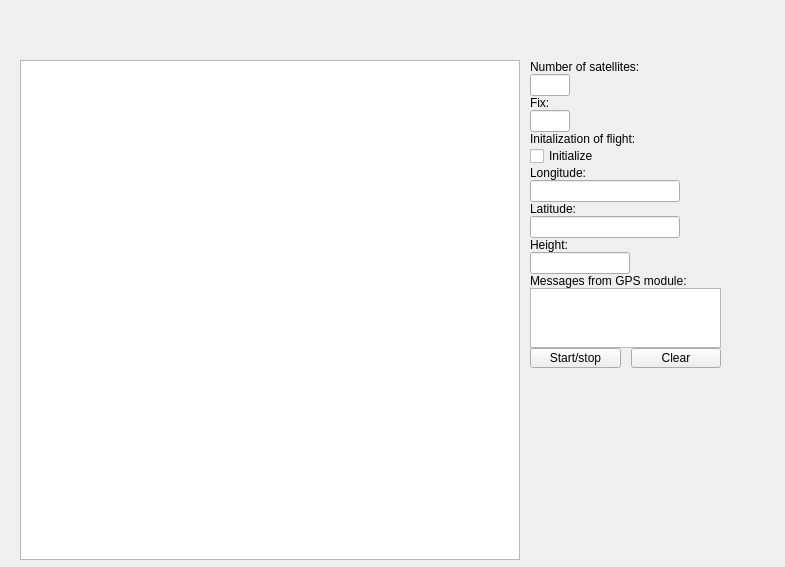
The window that src/cfclient/ui/tabs/gpsTab.ui (Mitteau/crazyflie-clients-python) describes before a commit, drawn with Qt 5.
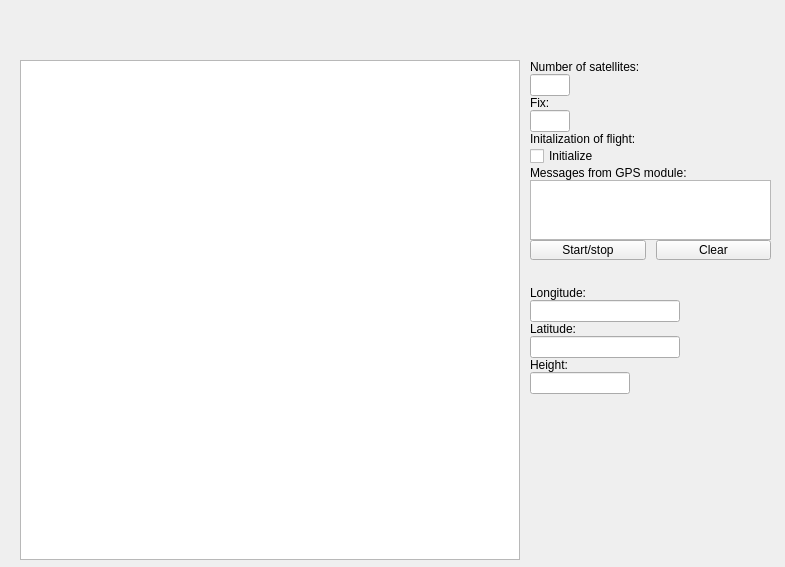
The same window after the commit.

Commit message:
Réception des messages de la console sur l'onglet GPS
 Sur la branche etape5
 Modifications qui seront validées :
	modifié :         src/cfclient/gui.py
	modifié :         src/cfclient/ui/main.ui
	modifié :         src/cfclient/ui/tabs/FlightTab.py
	modifié :         src/cfclient/ui/tabs/GpsTab.py
	modifié :         src/cfclient/ui/tabs/gpsTab.ui

Patch:
```diff
--- a/src/cfclient/ui/tabs/gpsTab.ui
+++ b/src/cfclient/ui/tabs/gpsTab.ui
@@ -40,7 +40,7 @@
     <rect>
      <x>530</x>
      <y>60</y>
-     <width>191</width>
+     <width>241</width>
      <height>491</height>
     </rect>
    </property>
@@ -120,8 +120,92 @@
       </property>
      </widget>
     </item>
+    <item>
+     <widget class="QLabel" name="label">
+      <property name="maximumSize">
+       <size>
+        <width>200</width>
+        <height>40</height>
+       </size>
+      </property>
+      <property name="text">
+       <string>Messages from GPS module: </string>
+      </property>
+      <property name="alignment">
+       <set>Qt::AlignLeading|Qt::AlignLeft|Qt::AlignTop</set>
+      </property>
+     </widget>
+    </item>
+    <item>
+     <widget class="QTextEdit" name="messages">
+      <property name="maximumSize">
+       <size>
+        <width>400</width>
+        <height>60</height>
+       </size>
+      </property>
+     </widget>
+    </item>
+    <item>
+     <layout class="QHBoxLayout" name="horizontalLayout_3">
+      <property name="spacing">
+       <number>0</number>
+      </property>
+      <property name="sizeConstraint">
+       <enum>QLayout::SetMinimumSize</enum>
+      </property>
+      <item>
+       <widget class="QPushButton" name="stop_messages">
+        <property name="maximumSize">
+         <size>
+          <width>16777215</width>
+          <height>20</height>
+         </size>
+        </property>
+        <property name="text">
+         <string>Start/stop</string>
+        </property>
+       </widget>
+      </item>
+      <item>
+       <spacer name="horizontalSpacer_2">
+        <property name="orientation">
+         <enum>Qt::Horizontal</enum>
+        </property>
+        <property name="sizeType">
+         <enum>QSizePolicy::Fixed</enum>
+        </property>
+        <property name="sizeHint" stdset="0">
+         <size>
+          <width>10</width>
+          <height>0</height>
+         </size>
+        </property>
+       </spacer>
+      </item>
+      <item>
+       <widget class="QPushButton" name="clear_messages">
+        <property name="maximumSize">
+         <size>
+          <width>16777215</width>
+          <height>20</height>
+         </size>
+        </property>
+        <property name="text">
+         <string>Clear</string>
+        </property>
+       </widget>
+      </item>
+     </layout>
+    </item>
     <item>
      <widget class="QLabel" name="label_5">
+      <property name="minimumSize">
+       <size>
+        <width>0</width>
+        <height>40</height>
+       </size>
+      </property>
       <property name="maximumSize">
        <size>
         <width>150</width>
@@ -132,7 +216,7 @@
        <string>Longitude: </string>
       </property>
       <property name="alignment">
-       <set>Qt::AlignLeading|Qt::AlignLeft|Qt::AlignVCenter</set>
+       <set>Qt::AlignBottom|Qt::AlignLeading|Qt::AlignLeft</set>
       </property>
      </widget>
     </item>
@@ -210,89 +294,11 @@
       </property>
      </widget>
     </item>
-    <item>
-     <widget class="QLabel" name="label">
-      <property name="maximumSize">
-       <size>
-        <width>200</width>
-        <height>40</height>
-       </size>
-      </property>
-      <property name="text">
-       <string>Messages from GPS module: </string>
-      </property>
-      <property name="alignment">
-       <set>Qt::AlignLeading|Qt::AlignLeft|Qt::AlignTop</set>
-      </property>
-     </widget>
-    </item>
-    <item>
-     <widget class="QTextEdit" name="messages">
-      <property name="maximumSize">
-       <size>
-        <width>400</width>
-        <height>60</height>
-       </size>
-      </property>
-     </widget>
-    </item>
     <item>
      <layout class="QVBoxLayout" name="verticalLayout_2">
       <property name="spacing">
        <number>0</number>
       </property>
-      <item>
-       <layout class="QHBoxLayout" name="horizontalLayout_3">
-        <property name="spacing">
-         <number>0</number>
-        </property>
-        <property name="sizeConstraint">
-         <enum>QLayout::SetMinimumSize</enum>
-        </property>
-        <item>
-         <widget class="QPushButton" name="stop_messages">
-          <property name="maximumSize">
-           <size>
-            <width>16777215</width>
-            <height>20</height>
-           </size>
-          </property>
-          <property name="text">
-           <string>Start/stop</string>
-          </property>
-         </widget>
-        </item>
-        <item>
-         <spacer name="horizontalSpacer_2">
-          <property name="orientation">
-           <enum>Qt::Horizontal</enum>
-          </property>
-          <property name="sizeType">
-           <enum>QSizePolicy::Fixed</enum>
-          </property>
-          <property name="sizeHint" stdset="0">
-           <size>
-            <width>10</width>
-            <height>0</height>
-           </size>
-          </property>
-         </spacer>
-        </item>
-        <item>
-         <widget class="QPushButton" name="clear_messages">
-          <property name="maximumSize">
-           <size>
-            <width>16777215</width>
-            <height>20</height>
-           </size>
-          </property>
-          <property name="text">
-           <string>Clear</string>
-          </property>
-         </widget>
-        </item>
-       </layout>
-      </item>
       <item>
        <spacer name="verticalSpacer">
         <property name="orientation">
```
The commit also changes 4 other files.
